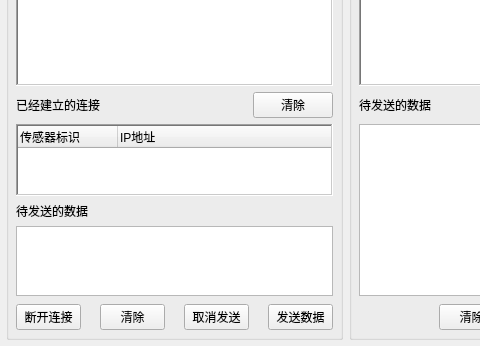
Above: tcpnetkit.ui from ismyblue/TCPNetKit before the change; both pictures show x 0 to 480 and y 225 to 571 of the 671 by 571 pixel window. Below: the same form after it.
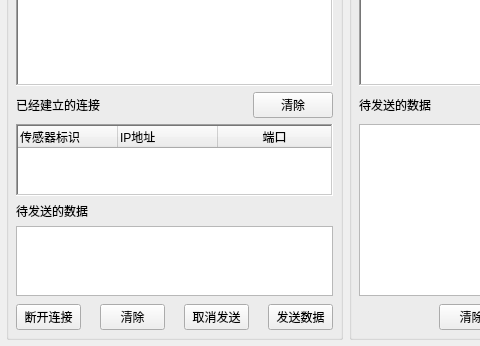
That is the form after the change.

Commit message: sensorlist added port header

The edit to the form file:
```diff
--- a/tcpnetkit.ui
+++ b/tcpnetkit.ui
@@ -198,7 +198,7 @@
            <property name="maximumSize">
             <size>
              <width>16777215</width>
-             <height>80</height>
+             <height>120</height>
             </size>
            </property>
            <property name="frameShape">
@@ -235,6 +235,11 @@
              <set>AlignLeading|AlignVCenter</set>
             </property>
            </column>
+           <column>
+            <property name="text">
+             <string>端口</string>
+            </property>
+           </column>
           </widget>
          </item>
          <item row="1" column="0" colspan="3">
```
